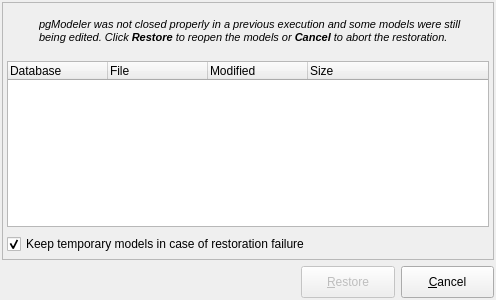
Above: libpgmodeler_ui/ui/modelrestorationform.ui from pgmodeler/pgmodeler before the change. Below: the same form after it.
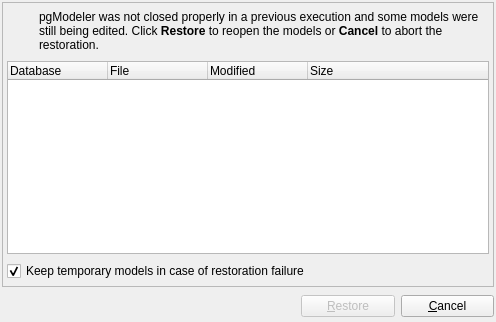
That is the form after the change. Icons and pictures are not drawn.

Diff of the .ui file:
```diff
--- a/libpgmodeler_ui/ui/modelrestorationform.ui
+++ b/libpgmodeler_ui/ui/modelrestorationform.ui
@@ -10,7 +10,7 @@
     <x>0</x>
     <y>0</y>
     <width>496</width>
-    <height>300</height>
+    <height>322</height>
    </rect>
   </property>
   <property name="sizePolicy">
@@ -146,9 +146,7 @@
           <widget class="QLabel" name="label_3">
            <property name="font">
             <font>
-             <pointsize>8</pointsize>
              <weight>50</weight>
-             <italic>true</italic>
              <bold>false</bold>
              <underline>false</underline>
              <strikeout>false</strikeout>
@@ -239,7 +237,7 @@
           <string>Database</string>
          </property>
          <property name="textAlignment">
-          <set>AlignLeft|AlignVCenter</set>
+          <set>AlignLeading|AlignVCenter</set>
          </property>
          <property name="icon">
           <iconset resource="../res/resources.qrc">
@@ -251,7 +249,7 @@
           <string>File</string>
          </property>
          <property name="textAlignment">
-          <set>AlignLeft|AlignVCenter</set>
+          <set>AlignLeading|AlignVCenter</set>
          </property>
          <property name="icon">
           <iconset resource="../res/resources.qrc">
@@ -263,7 +261,7 @@
           <string>Modified</string>
          </property>
          <property name="textAlignment">
-          <set>AlignLeft|AlignVCenter</set>
+          <set>AlignLeading|AlignVCenter</set>
          </property>
          <property name="icon">
           <iconset resource="../res/resources.qrc">
@@ -275,7 +273,7 @@
           <string>Size</string>
          </property>
          <property name="textAlignment">
-          <set>AlignLeft|AlignVCenter</set>
+          <set>AlignLeading|AlignVCenter</set>
          </property>
         </column>
        </widget>
@@ -310,7 +308,7 @@
      <property name="minimumSize">
       <size>
        <width>90</width>
-       <height>32</height>
+       <height>0</height>
       </size>
      </property>
      <property name="maximumSize">
@@ -328,8 +326,8 @@
      </property>
      <property name="iconSize">
       <size>
-       <width>20</width>
-       <height>20</height>
+       <width>22</width>
+       <height>22</height>
       </size>
      </property>
      <property name="flat">
@@ -351,7 +349,7 @@
      <property name="minimumSize">
       <size>
        <width>90</width>
-       <height>32</height>
+       <height>0</height>
       </size>
      </property>
      <property name="maximumSize">
@@ -369,8 +367,8 @@
      </property>
      <property name="iconSize">
       <size>
-       <width>20</width>
-       <height>20</height>
+       <width>22</width>
+       <height>22</height>
       </size>
      </property>
      <property name="default">
```
Left out of the diff: 2 changed lines with no effect on the pictures.
